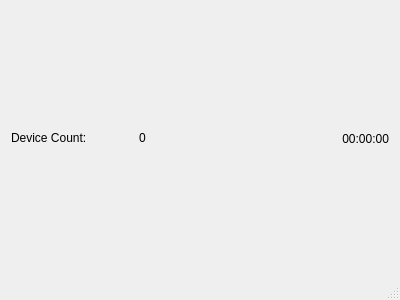
fthornton67/phitr_display, file mainwindow.ui: the form before one commit.
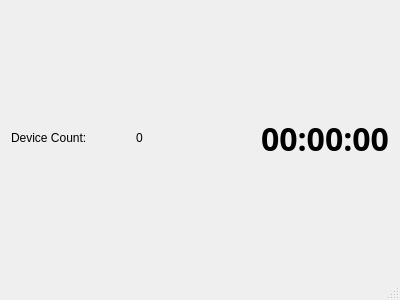
The form after the commit.

```diff
--- a/mainwindow.ui
+++ b/mainwindow.ui
@@ -59,9 +59,17 @@
           <property name="maximumSize">
            <size>
             <width>16777215</width>
-            <height>25</height>
+            <height>45</height>
            </size>
           </property>
+          <property name="font">
+           <font>
+            <family>KacstOffice</family>
+            <pointsize>24</pointsize>
+            <weight>75</weight>
+            <bold>true</bold>
+           </font>
+          </property>
           <property name="text">
            <string>00:00:00</string>
           </property>
```
